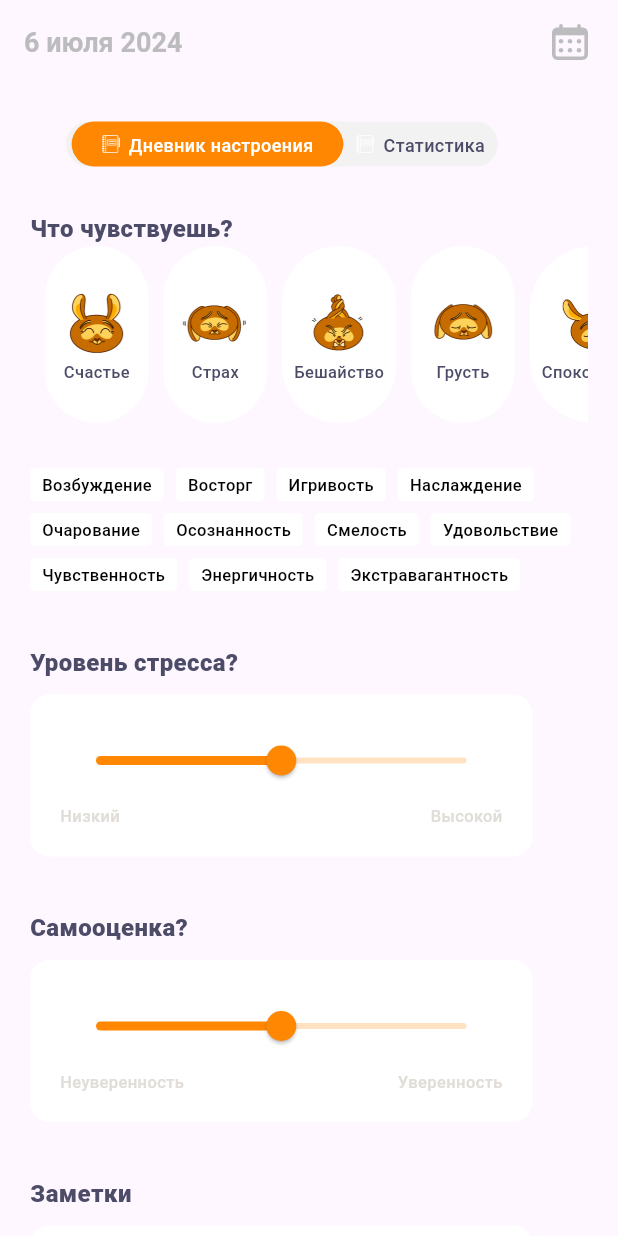
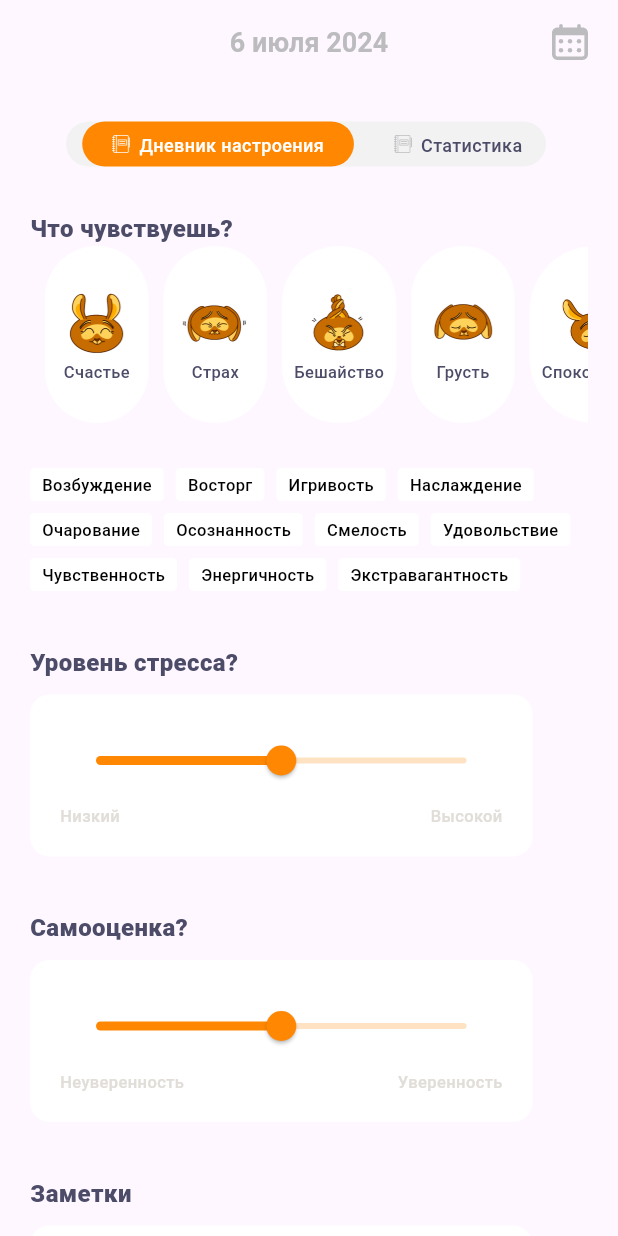
Before and after one commit to eraly94/mood_diary, a Flutter app: the screen it shows after launch, on a phone screen of 412 x 824 dp. Run offline on Flutter 3.47's test engine with Material 3 defaults, Android fonts, the phone set to English and light mode, and no system bars; drawn by our look-alikes of syncfusion_flutter_sliders; our stand-ins replace flutter_screenutil, flutter_svg; missing offline and left inert: syncfusion_flutter_core; Roboto replaces fonts that are missing (Nunito).

Commit message:
Some mistakes fixed and icon changed

```diff
--- a/lib/features/home/presentation/pages/home_page.dart
+++ b/lib/features/home/presentation/pages/home_page.dart
@@ -170,6 +170,7 @@ class _HomePageState extends State<HomePage> {
             _formatDate(selectedDate),
             style: AppStyles.w700f18,
           ),
+          centerTitle: true,
           actions: [
             Padding(
               padding: const EdgeInsets.only(right: 20),
@@ -192,14 +193,14 @@ class _HomePageState extends State<HomePage> {
                 Padding(
                     padding: const EdgeInsets.symmetric(horizontal: 24),
                     child: Container(
-                      width: 288,
+                      width: 320,
                       height: 30,
                       decoration: BoxDecoration(
                         color: AppColors.grey4,
                         borderRadius: BorderRadius.circular(47),
                       ),
                       child: Row(
-                        mainAxisAlignment: MainAxisAlignment.spaceEvenly,
+                        mainAxisAlignment: MainAxisAlignment.spaceAround,
                         children: [
                           InkWell(
                             onTap: () {
@@ -222,6 +223,9 @@ class _HomePageState extends State<HomePage> {
                                       'assets/icons/diary.png',
                                       width: 12,
                                       height: 12,
+                                      color: currentIndex == 0
+                                          ? AppColors.white
+                                          : AppColors.grey,
                                     ),
                                     const SizedBox(width: 6),
                                     Text(
@@ -258,6 +262,9 @@ class _HomePageState extends State<HomePage> {
                                       'assets/icons/diary.png',
                                       width: 12,
                                       height: 12,
+                                      color: currentIndex == 1
+                                          ? AppColors.white
+                                          : AppColors.grey,
                                     ),
                                     const SizedBox(width: 6),
                                     Text(
```
Also changed, not shown: 11 other files.
